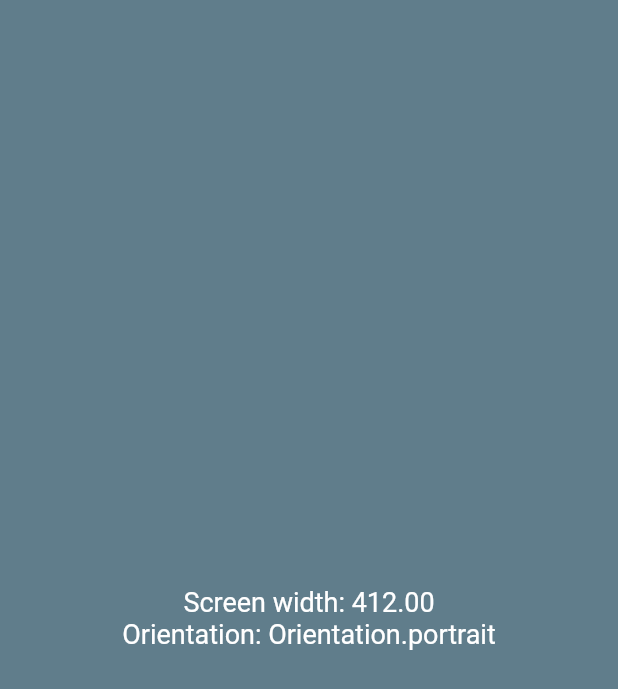
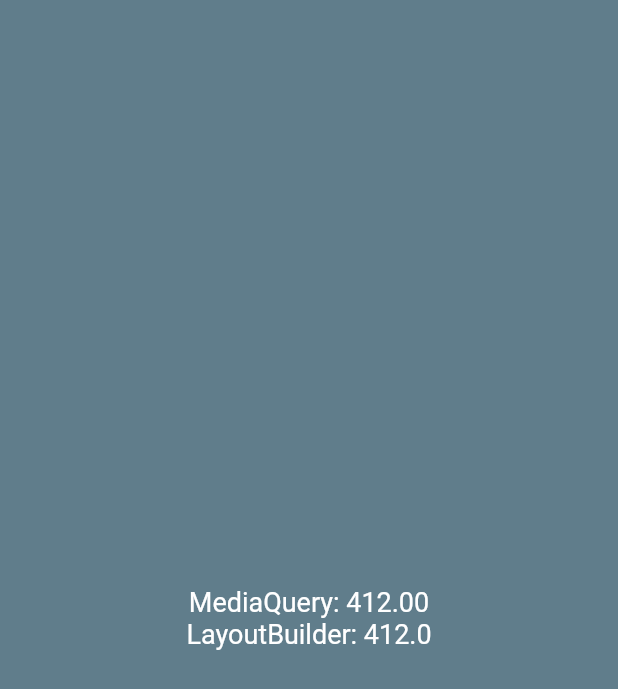
Before and after one commit to gunadermawan/multiplatform-flutter-beginner, a Flutter app: the screen it shows after launch, on a phone screen of 412 x 824 dp. Shown: the top 689 px of the screen. Run offline on Flutter 3.47's test engine with Material 2 defaults, Android fonts, the phone set to English and light mode, and no system bars.

Commit message:
create responsive layout with layout builder

```diff
--- a/lib/main.dart
+++ b/lib/main.dart
@@ -1,5 +1,5 @@
 import 'package:flutter/material.dart';
-import 'package:flutter_beginer/responsive/responsive_layout.dart';
+import 'package:flutter_beginer/responsive/layoutBuilder.dart';
 
 void main() {
   runApp(const MyApp());
@@ -13,7 +13,7 @@ class MyApp extends StatelessWidget {
     return MaterialApp(
         title: 'Flutter Demo',
         theme: ThemeData(primarySwatch: Colors.blue),
-        home: const HomePage());
+        home: const HomePageBuilder());
   }
 }
 
--- /dev/null
+++ b/lib/responsive/layoutBuilder.dart
@@ -0,0 +1,35 @@
+import 'package:flutter/material.dart';
+
+class HomePageBuilder extends StatelessWidget {
+  const HomePageBuilder({Key? key}) : super(key: key);
+
+  @override
+  Widget build(BuildContext context) {
+    Size size = MediaQuery.of(context).size;
+    return Scaffold(
+      backgroundColor: Colors.blueGrey,
+      body: Row(
+        children: [
+          Expanded(child: LayoutBuilder(
+            builder: (BuildContext context, BoxConstraints constrains) {
+              return Column(
+                mainAxisAlignment: MainAxisAlignment.center,
+                crossAxisAlignment: CrossAxisAlignment.stretch,
+                children: [
+                  Text('MediaQuery: ${size.width.toStringAsFixed(2)}',
+                      style: const TextStyle(color: Colors.white, fontSize: 18),
+                      textAlign: TextAlign.center),
+                  Text(
+                    'LayoutBuilder: ${constrains.maxWidth}',
+                    style: const TextStyle(color: Colors.white, fontSize: 18),
+                    textAlign: TextAlign.center,
+                  )
+                ],
+              );
+            },
+          ))
+        ],
+      ),
+    );
+  }
+}
```
Also changed, not shown: lib/responsive/mediaQuery.dart (renamed from lib/responsive/responsive_layout.dart).
